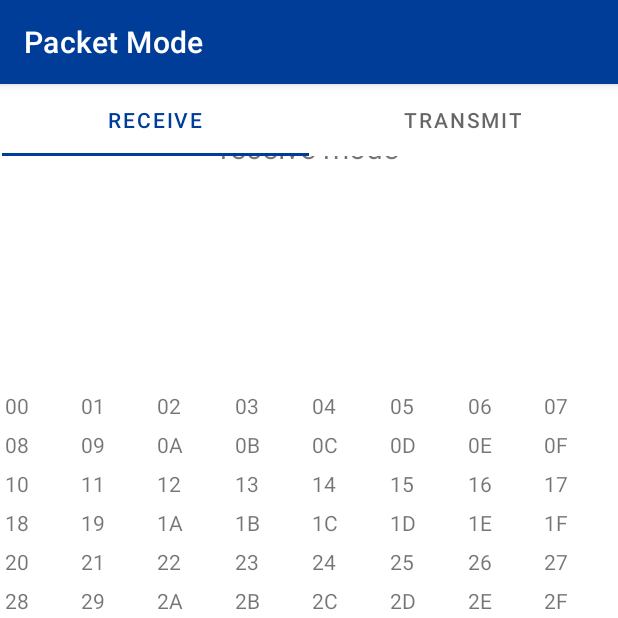
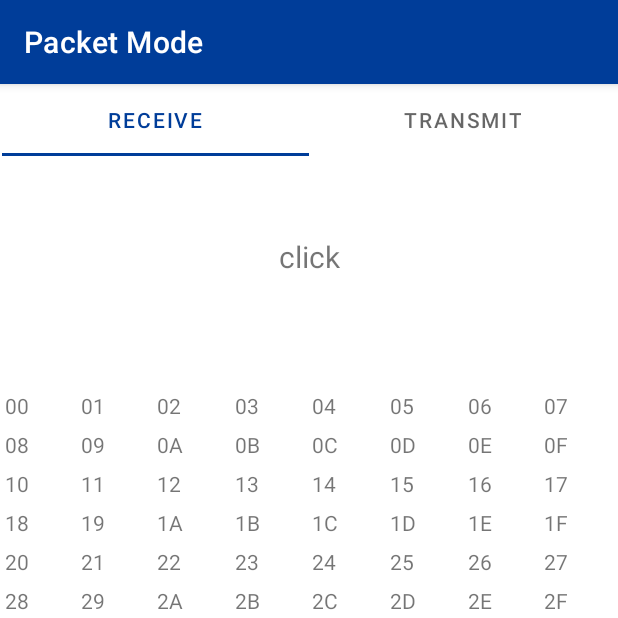
Before and after one commit to luispl77/emwaverapp10, an Android app: the PacketModeFragment screen opened through its navigation route, after a tap on "READ FIFO", on a phone screen of 412 x 824 dp, the top half of it. Run offline under Robolectric (Android 15) with nearby library versions, the phone set to English and light mode, and no system bars; our stand-ins replace navigation-ui; 1 statement that could not run was skipped.

Commit message:
"merge" luispacketmode into master with TabLayout. Added sendCommandWaitResponse and the ConcurrentQueue that stores responses.

```diff
--- a/app/src/main/java/com/example/emwaver10/ui/packetmode/PacketModeViewModel.java
+++ b/app/src/main/java/com/example/emwaver10/ui/packetmode/PacketModeViewModel.java
@@ -10,11 +10,13 @@ import androidx.lifecycle.ViewModel;
 
 import java.util.LinkedList;
 import java.util.Queue;
+import java.util.concurrent.ConcurrentLinkedQueue;
 
 public class PacketModeViewModel extends ViewModel {
 
     private final MutableLiveData<String> mText;
     private MutableLiveData<Queue<Byte>> responseQueueLiveData;
+    private Queue<Byte> responseQueue = new ConcurrentLinkedQueue<>();
 
     public PacketModeViewModel() {
         mText = new MutableLiveData<>();
@@ -38,7 +40,20 @@ public class PacketModeViewModel extends ViewModel {
         if (currentQueue != null) {
             currentQueue.add(responseByte);
             responseQueueLiveData.setValue(currentQueue); // Trigger LiveData update
+            responseQueue.add(responseByte);
         }
+    }
+    // Method to retrieve and clear data from the queue
+    public byte[] getAndClearResponse(int expectedSize) {
+        byte[] response = new byte[expectedSize];
+        for (int i = 0; i < expectedSize; i++) {
+            response[i] = responseQueue.poll(); // or handle nulls if necessary
+        }
+        return response;
+    }
+
+    public int getResponseQueueSize() {
+        return responseQueue.size();
     }
 
     public void clearResponseQueue() {
--- a/app/src/main/java/com/example/emwaver10/ui/packetmode/ReceiveFragment.java
+++ b/app/src/main/java/com/example/emwaver10/ui/packetmode/ReceiveFragment.java
@@ -6,6 +6,7 @@ import android.content.Intent;
 
 import androidx.annotation.NonNull;
 import androidx.fragment.app.Fragment;
+import androidx.lifecycle.ViewModelProvider;
 
 import android.view.LayoutInflater;
 import android.view.View;
@@ -14,6 +15,7 @@ import android.view.ViewGroup;
 import android.widget.TableLayout;
 import android.widget.TableRow;
 import android.widget.TextView;
+import android.widget.Toast;
 
 import com.example.emwaver10.Constants;
 import com.example.emwaver10.databinding.FragmentReceiveBinding;
@@ -24,19 +26,34 @@ public class ReceiveFragment extends Fragment {
 
     private FragmentReceiveBinding binding;
 
+    private PacketModeViewModel packetModeViewModel;
+
     @Override
     public View onCreateView(@NonNull LayoutInflater inflater, ViewGroup container,
                              Bundle savedInstanceState) {
 
+        packetModeViewModel = new ViewModelProvider(this).get(PacketModeViewModel.class);
+
         binding = FragmentReceiveBinding.inflate(inflater, container, false);
         View root = binding.getRoot();
+
+        final TextView textView = binding.textReceive;
+        packetModeViewModel.getText().observe(getViewLifecycleOwner(), textView::setText);
 
         binding.sendButton.setOnClickListener(new View.OnClickListener() {
             @Override
             public void onClick(View v) {
-                byte [] readBurst = {'<', 0x22, 3}; // read burst command
-                Log.i("Byte Array btn", Arrays.toString(readBurst));
-                sendByteDataToService(readBurst);
+                new Thread(() -> {
+                    textView.setText("click");
+                    byte[] command = {'<', 0x22, 3}; // Replace with your actual command
+                    byte[] response = sendCommandAndGetResponse(command, 3, 1, 1000);
+                    if (response != null) {
+                        Log.i("Command Response", Arrays.toString(response));
+                        updateTableWithResponse(response);
+                        textView.setText("Bytes: " + Arrays.toString(response));
+                    }
+
+                }).start();
             }
         });
 
@@ -46,9 +63,42 @@ public class ReceiveFragment extends Fragment {
         return root;
     }
 
+    // send the command to the service and wait for the broadcast receiver to pick up the response and put in the Queue.
+    // this function should not be used in main thread since it can block it.
+    private byte[] sendCommandAndGetResponse(byte[] command, int expectedResponseSize, int busyDelay, long timeoutMillis) {
+        // Send the command
+        sendByteDataToService(command);
+
+        long startTime = System.currentTimeMillis(); // Start time for timeout
+
+        // Wait for the response with timeout
+        while (packetModeViewModel.getResponseQueueSize() < expectedResponseSize) {
+            if (System.currentTimeMillis() - startTime > timeoutMillis) {
+                Log.e("sendCmdGetResponse", "Timeout occurred");
+                Toast.makeText(getContext(), "timeout", Toast.LENGTH_SHORT).show();
+                return null; // Timeout occurred
+            }
+            try {
+                Thread.sleep(busyDelay); // Wait for it to arrive
+                //todo: try using wait/notify mechanism to really avoid busy waiting
+            } catch (InterruptedException e) {
+                Thread.currentThread().interrupt(); // Restore the interrupted status
+                return null; // Return or handle the interruption as appropriate
+            }
+        }
+        // Retrieve the response
+        return packetModeViewModel.getAndClearResponse(expectedResponseSize);
+    }
+
     private void sendByteDataToService(byte[] bytes) {
         Intent intent = new Intent(Constants.ACTION_SEND_DATA_BYTES_TO_SERVICE);
         intent.putExtra("bytes", bytes);
+        requireActivity().sendBroadcast(intent);
+    }
+
+    private void sendDataToService(String userInput) {
+        Intent intent = new Intent(Constants.ACTION_SEND_DATA_TO_SERVICE);
+        intent.putExtra("userInput", userInput);
         requireActivity().sendBroadcast(intent);
     }
 
@@ -77,4 +127,28 @@ public class ReceiveFragment extends Fragment {
             currentRow.addView(textView);
         }
     }
+
+    private void updateTableWithResponse(byte[] responseData) {
+        // Run on the UI thread
+        getActivity().runOnUiThread(() -> {
+            TableLayout table = binding.tableLayout;
+            table.removeAllViews(); // Clear existing views if necessary
+
+            int columns = 8; // Number of columns in the table
+            for (int i = 0; i < responseData.length; i++) {
+                if (i % columns == 0) {
+                    TableRow row = new TableRow(getContext());
+                    table.addView(row);
+                }
+
+                TextView textView = new TextView(getContext());
+                textView.setText(String.format("%02X", responseData[i])); // Format byte as Hex
+                textView.setPadding(5, 5, 5, 5);
+
+                TableRow currentRow = (TableRow) table.getChildAt(table.getChildCount() - 1);
+                currentRow.addView(textView);
+            }
+        });
+    }
+
 }
--- a/app/src/main/res/layout/fragment_packet_mode.xml
+++ b/app/src/main/res/layout/fragment_packet_mode.xml
@@ -6,16 +6,6 @@
     android:layout_height="match_parent"
     tools:context=".ui.packetmode.PacketModeFragment">
 
-    <TextView
-        android:id="@+id/textPacketMode"
-        android:layout_width="match_parent"
-        android:layout_height="wrap_content"
-        android:textAlignment="center"
-        android:textSize="20sp"
-        app:layout_constraintBottom_toBottomOf="parent"
-        app:layout_constraintTop_toTopOf="parent"
-        app:layout_constraintVertical_bias="0.042"
-        tools:layout_editor_absoluteX="38dp" />
 
     <com.google.android.material.tabs.TabLayout
         android:id="@+id/tabLayout"
--- a/app/src/main/res/layout/fragment_receive.xml
+++ b/app/src/main/res/layout/fragment_receive.xml
@@ -5,6 +5,17 @@
     android:layout_width="match_parent"
     android:layout_height="match_parent"
     tools:context=".ui.packetmode.ReceiveFragment">
+
+    <TextView
+        android:id="@+id/textReceive"
+        android:layout_width="match_parent"
+        android:layout_height="wrap_content"
+        android:textAlignment="center"
+        android:textSize="20sp"
+        app:layout_constraintBottom_toBottomOf="parent"
+        app:layout_constraintTop_toTopOf="parent"
+        app:layout_constraintVertical_bias="0.042"
+        tools:layout_editor_absoluteX="38dp" />
 
     <TableLayout
         android:id="@+id/tableLayout"
```
Also changed, not shown: app/src/main/java/com/example/emwaver10/ui/packetmode/PacketModeFragment.java (+0 -40 lines), 1 other file.
